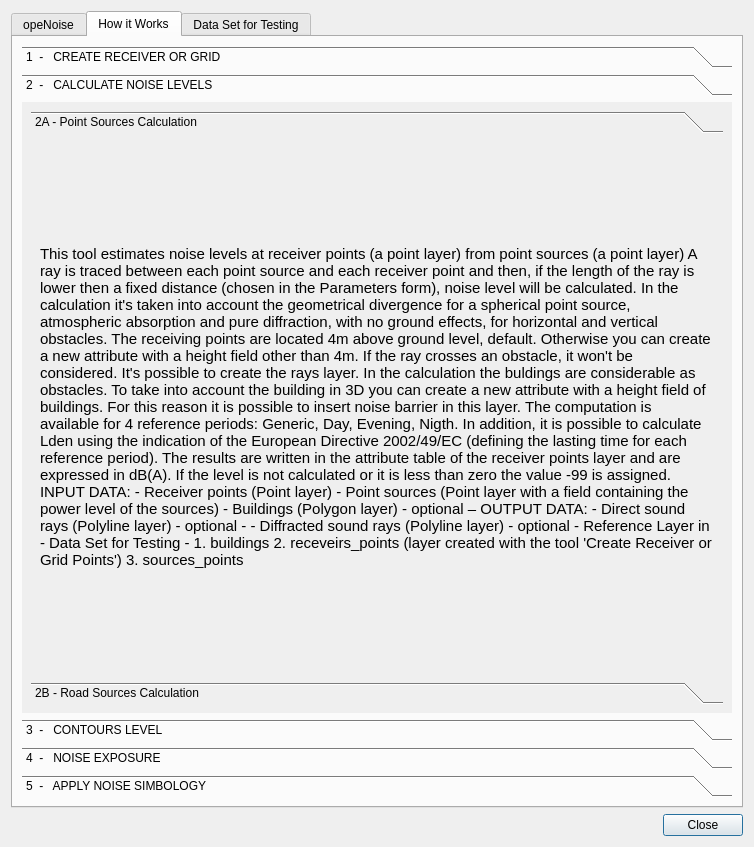
Old version of the form tools/ui_Helps.ui in the repository pierluigiderosa/openoise.
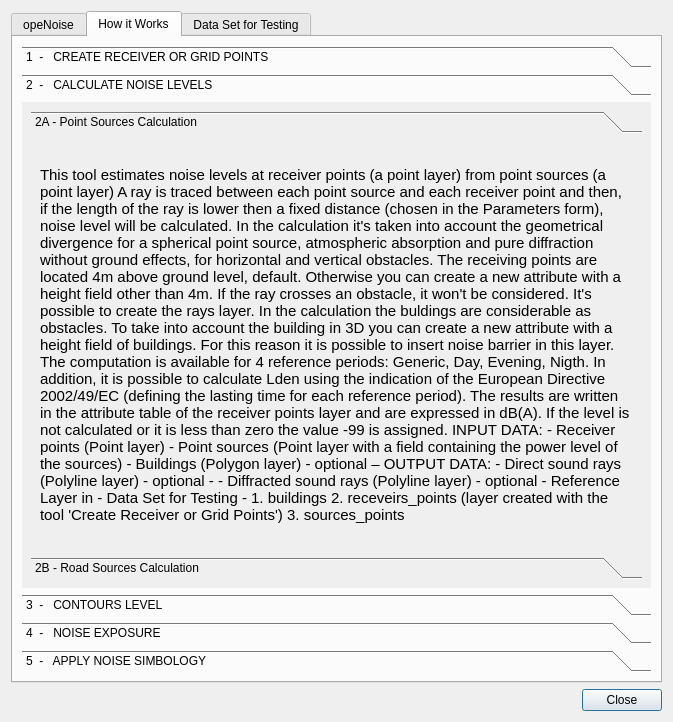
New version of the form. The open tabs and pages were chosen to show the change.

Commit message: - new data for testing - new GUIs - some text info modified

Diff of the .ui file:
```diff
--- a/tools/ui_Helps.ui
+++ b/tools/ui_Helps.ui
@@ -6,8 +6,8 @@
    <rect>
     <x>0</x>
     <y>0</y>
-    <width>754</width>
-    <height>847</height>
+    <width>673</width>
+    <height>722</height>
    </rect>
   </property>
   <property name="sizePolicy">
@@ -85,7 +85,7 @@
            </rect>
           </property>
           <attribute name="label">
-           <string>1  -   CREATE RECEIVER OR GRID</string>
+           <string>1  -   CREATE RECEIVER OR GRID POINTS</string>
           </attribute>
           <layout class="QVBoxLayout" name="verticalLayout_5">
            <property name="sizeConstraint">
@@ -119,8 +119,8 @@
            <rect>
             <x>0</x>
             <y>0</y>
-            <width>98</width>
-            <height>141</height>
+            <width>631</width>
+            <height>496</height>
            </rect>
           </property>
           <attribute name="label">
@@ -137,8 +137,8 @@
                <rect>
                 <x>0</x>
                 <y>0</y>
-                <width>122</width>
-                <height>2928</height>
+                <width>596</width>
+                <height>912</height>
                </rect>
               </property>
               <attribute name="label">
@@ -153,7 +153,7 @@
                   </font>
                  </property>
                  <property name="text">
-                  <string>&lt;html&gt;&lt;head/&gt;&lt;body&gt;&lt;p align=&quot;justify&quot;&gt;&lt;span style=&quot; font-weight:600;&quot;&gt;This tool estimates noise levels at receiver points (a point layer) from point sources (a point layer)&lt;/span&gt;&lt;/p&gt;&lt;p align=&quot;justify&quot;&gt;A ray is traced between each point source and each receiver point and then, if the length of the ray is lower then a fixed distance (chosen in the Parameters form), noise level will be calculated.&lt;/p&gt;&lt;p align=&quot;justify&quot;&gt;In the calculation it's taken into account the geometrical divergence for a spherical point source, atmospheric absorption and pure diffraction, with no ground effects, for horizontal and vertical obstacles. &lt;/p&gt;&lt;p align=&quot;justify&quot;&gt;The receiving points are located 4m above ground level, default. &lt;br/&gt;&lt;a name=&quot;tw-target-text&quot;/&gt;Otherwise you can create a new attribute with a height field other than 4m.&lt;/p&gt;&lt;p align=&quot;justify&quot;&gt;If the ray crosses an obstacle, it won't be considered. &lt;/p&gt;&lt;p align=&quot;justify&quot;&gt;It's possible to create the rays layer.&lt;/p&gt;&lt;p align=&quot;justify&quot;&gt;In the calculation the buldings are considerable as obstacles. To take into account the building in 3D you can create a new attribute with a height field of buildings.&lt;br/&gt;For this reason it is possible to insert noise barrier in this layer.&lt;/p&gt;&lt;p align=&quot;justify&quot;&gt;The computation is available for 4 reference periods: &lt;br/&gt;Generic, Day, Evening, Nigth. In addition, it is possible to calculate Lden using the indication of the European Directive 2002/49/EC (defining the lasting time for each reference period).&lt;/p&gt;&lt;p align=&quot;justify&quot;&gt;The results are written in the attribute table of the receiver points layer and are expressed in dB(A). &lt;br/&gt;If the level is not calculated or it is less than zero the value -99 is assigned.&lt;/p&gt;&lt;p align=&quot;justify&quot;&gt;&lt;br/&gt;&lt;/p&gt;&lt;p align=&quot;justify&quot;&gt;&lt;span style=&quot; font-style:italic;&quot;&gt;INPUT DATA:&lt;/span&gt;&lt;/p&gt;&lt;p align=&quot;justify&quot;&gt;- Receiver points (Point layer)&lt;br/&gt;- Point sources (Point layer with a field containing the power level of the sources)&lt;br/&gt;- Buildings (Polygon layer) - optional –&lt;/p&gt;&lt;p align=&quot;justify&quot;&gt;&lt;br/&gt;&lt;span style=&quot; font-style:italic;&quot;&gt;OUTPUT DATA:&lt;/span&gt;&lt;/p&gt;&lt;p align=&quot;justify&quot;&gt;- Direct sound rays (Polyline layer) - optional -&lt;br/&gt;- Diffracted sound rays (Polyline layer) - optional -&lt;/p&gt;&lt;p align=&quot;justify&quot;&gt;&lt;br/&gt;&lt;/p&gt;&lt;p align=&quot;justify&quot;&gt;&lt;span style=&quot; font-weight:600; font-style:italic;&quot;&gt;Reference Layer in - Data Set for Testing -&lt;/span&gt;&lt;/p&gt;&lt;p align=&quot;justify&quot;&gt;1. buildings&lt;br/&gt;2. receveirs_points (layer created with the tool 'Create Receiver or Grid Points')&lt;br/&gt;3. sources_points&lt;br/&gt;&lt;/p&gt;&lt;/body&gt;&lt;/html&gt;</string>
+                  <string>&lt;html&gt;&lt;head/&gt;&lt;body&gt;&lt;p align=&quot;justify&quot;&gt;&lt;span style=&quot; font-weight:600;&quot;&gt;This tool estimates noise levels at receiver points (a point layer) from point sources (a point layer)&lt;/span&gt;&lt;/p&gt;&lt;p align=&quot;justify&quot;&gt;A ray is traced between each point source and each receiver point and then, if the length of the ray is lower then a fixed distance (chosen in the Parameters form), noise level will be calculated.&lt;/p&gt;&lt;p align=&quot;justify&quot;&gt;In the calculation it's taken into account the geometrical divergence for a spherical point source, atmospheric absorption and pure diffraction without ground effects, for horizontal and vertical obstacles. &lt;/p&gt;&lt;p align=&quot;justify&quot;&gt;The receiving points are located 4m above ground level, default. &lt;br/&gt;&lt;a name=&quot;tw-target-text&quot;/&gt;Otherwise you can create a new attribute with a height field other than 4m.&lt;/p&gt;&lt;p align=&quot;justify&quot;&gt;If the ray crosses an obstacle, it won't be considered. &lt;/p&gt;&lt;p align=&quot;justify&quot;&gt;It's possible to create the rays layer.&lt;/p&gt;&lt;p align=&quot;justify&quot;&gt;In the calculation the buldings are considerable as obstacles. To take into account the building in 3D you can create a new attribute with a height field of buildings.&lt;br/&gt;For this reason it is possible to insert noise barrier in this layer.&lt;/p&gt;&lt;p align=&quot;justify&quot;&gt;The computation is available for 4 reference periods: &lt;br/&gt;Generic, Day, Evening, Nigth. In addition, it is possible to calculate Lden using the indication of the European Directive 2002/49/EC (defining the lasting time for each reference period).&lt;/p&gt;&lt;p align=&quot;justify&quot;&gt;The results are written in the attribute table of the receiver points layer and are expressed in dB(A). &lt;br/&gt;If the level is not calculated or it is less than zero the value -99 is assigned.&lt;/p&gt;&lt;p align=&quot;justify&quot;&gt;&lt;br/&gt;&lt;/p&gt;&lt;p align=&quot;justify&quot;&gt;&lt;span style=&quot; font-style:italic;&quot;&gt;INPUT DATA:&lt;/span&gt;&lt;/p&gt;&lt;p align=&quot;justify&quot;&gt;- Receiver points (Point layer)&lt;br/&gt;- Point sources (Point layer with a field containing the power level of the sources)&lt;br/&gt;- Buildings (Polygon layer) - optional –&lt;/p&gt;&lt;p align=&quot;justify&quot;&gt;&lt;br/&gt;&lt;span style=&quot; font-style:italic;&quot;&gt;OUTPUT DATA:&lt;/span&gt;&lt;/p&gt;&lt;p align=&quot;justify&quot;&gt;- Direct sound rays (Polyline layer) - optional -&lt;br/&gt;- Diffracted sound rays (Polyline layer) - optional -&lt;/p&gt;&lt;p align=&quot;justify&quot;&gt;&lt;br/&gt;&lt;/p&gt;&lt;p align=&quot;justify&quot;&gt;&lt;span style=&quot; font-weight:600; font-style:italic;&quot;&gt;Reference Layer in - Data Set for Testing -&lt;/span&gt;&lt;/p&gt;&lt;p align=&quot;justify&quot;&gt;1. buildings&lt;br/&gt;2. receveirs_points (layer created with the tool 'Create Receiver or Grid Points')&lt;br/&gt;3. sources_points&lt;br/&gt;&lt;/p&gt;&lt;/body&gt;&lt;/html&gt;</string>
                  </property>
                  <property name="wordWrap">
                   <bool>true</bool>
```
Left out of the diff: 36 changed lines with no effect on the pictures. The commit also changes 23 other files.
